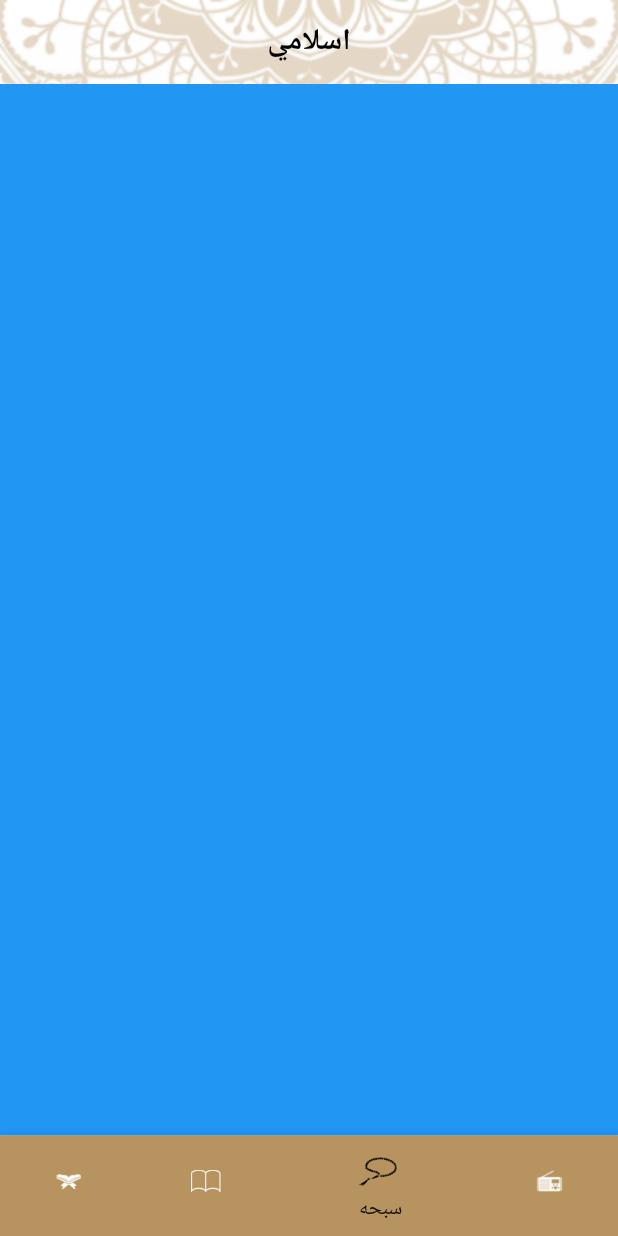
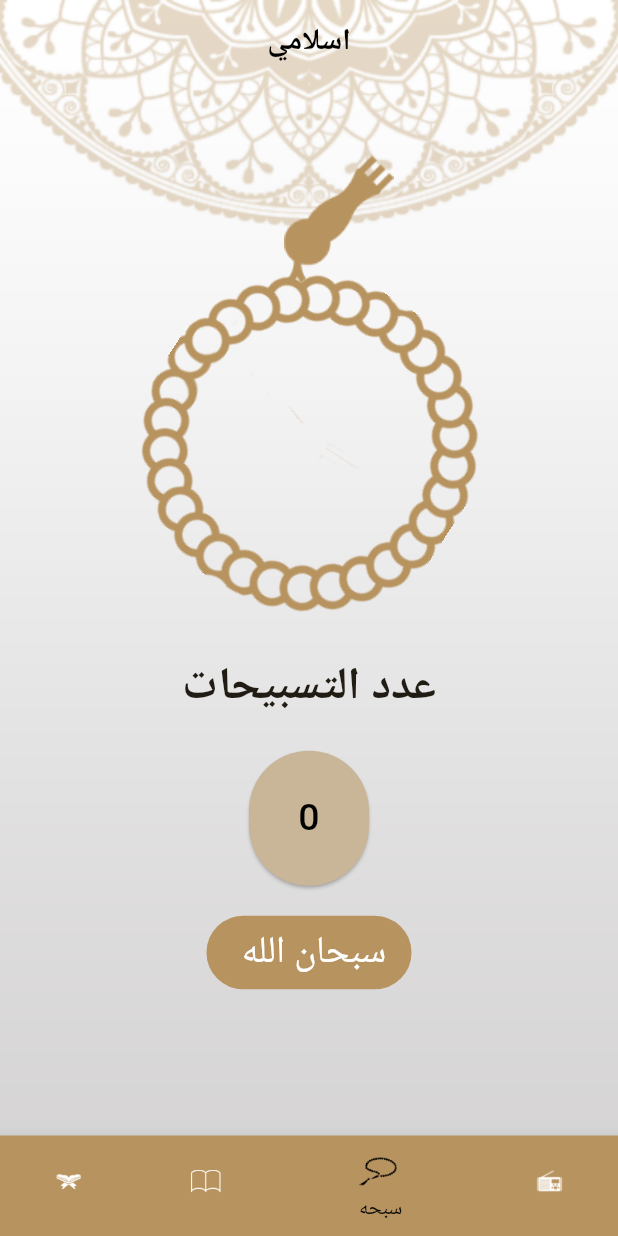
Before and after one commit to ehabMoahmed/islamiApp, a Flutter app: the screen it shows after launch, item 3 of the bottom bar chosen, on a phone screen of 412 x 824 dp. Run offline on Flutter 3.47's test engine with Material 3 defaults, Android fonts, the phone set to English and light mode, and no system bars.

Commit message:
+finish sebha

```diff
--- a/lib/UI/home/sebha_widget.dart
+++ b/lib/UI/home/sebha_widget.dart
@@ -1,13 +1,117 @@
-import 'package:flutter/cupertino.dart';
 import 'package:flutter/material.dart';
 
-class SebhaWidget extends StatelessWidget {
+class SebhaWidget extends StatefulWidget {
+  @override
+  State<SebhaWidget> createState() => _SebhaWidgetState();
+}
 
+class _SebhaWidgetState extends State<SebhaWidget> {
+  int counter=0;
+  int currentindex=0;
+  double turn=0.0;
+
+  List<String>ad3ya=[
+    'سبحان الله',
+    'الحمدلله',
+    "الله اكبر",
+    "لا اله الا الله"
+  ];
 
   @override
   Widget build(BuildContext context) {
-    return Container(
-      color: Colors.blue,
+    return Column(
+
+      crossAxisAlignment: CrossAxisAlignment.stretch,
+      children: [
+        Expanded(
+          flex: 2,
+          child: GestureDetector(
+            onTap: (){
+              setState(() {
+                turn+=1/34;
+
+                counter++;
+                if(counter== 34){
+                  repeat();
+                }
+                if(currentindex==ad3ya.length){
+                  currentindex=0;
+
+                }
+              });
+
+            },
+            child: AnimatedRotation(
+              turns: turn,
+              duration: Duration(seconds: 1),
+              child: Stack(
+
+                alignment: Alignment.topCenter,
+                children: [
+                  Container(
+                      margin: EdgeInsets.only(left: 40),
+                      child: Image.asset('assets/images/head of seb7a.png',height: 200,width: double.infinity, )),
+                  Container(
+                      margin: EdgeInsets.only(top: 128,),
+                      child: Transform.rotate(
+                          angle: 33 * (3.141592653589793 / 180),
+                          child: Image.asset('assets/images/body of seb7a.png'  ,width: double.infinity,))),],
+              ),
+            ),
+          ),
+        ),
+        Expanded(
+          flex: 2,
+          child: Column(
+            children: [
+              SizedBox(height: 30,),
+              Text('عدد التسبيحات',style: TextStyle(fontWeight: FontWeight.bold,fontSize: 30)),
+              SizedBox(height: 20,),
+              Container(
+
+                  child: ElevatedButton(
+                      style:ElevatedButton.styleFrom(backgroundColor:Color(0xffC9B597),fixedSize: Size(80, 90) ) ,
+                      onPressed:  ()
+                      {
+                        setState(() {
+                          counter++;
+
+                        });
+
+
+                      },
+                      child:  Text('${counter}' ,style: TextStyle(fontSize: 25,color: Colors.black),
+
+                      )
+                  )),
+              SizedBox(height: 20,),
+              Container(
+                  padding: EdgeInsets.symmetric(horizontal: 15,vertical: 4),
+                  decoration: BoxDecoration(
+
+                      borderRadius: BorderRadius.circular(30),
+                      color: Theme.of(context).primaryColor,
+                      border: Border.all(
+                          width: 2,color:Theme.of(context).primaryColor,style: BorderStyle.solid
+
+                      )),
+
+
+                  child: Text(' ${ad3ya[currentindex]}',
+                      style: TextStyle(fontSize: 25,color: Colors.white))),
+            ],
+          ),
+        ),
+
+      ],
     );
   }
+
+  void repeat( ){
+    setState(() {
+      counter=0;
+      currentindex++;
+    });
+
+  }
 }
```
Also changed, not shown: assets/images/body of seb7a.png (added), assets/images/head of seb7a.png (added).
